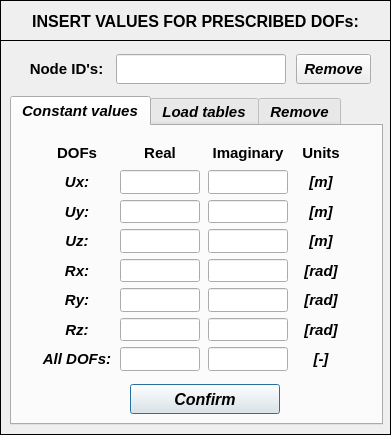
Qt form data/user_input/ui/Model/Setup/Structural/dofInput.ui (open-pulse/OpenPulse) before a commit.
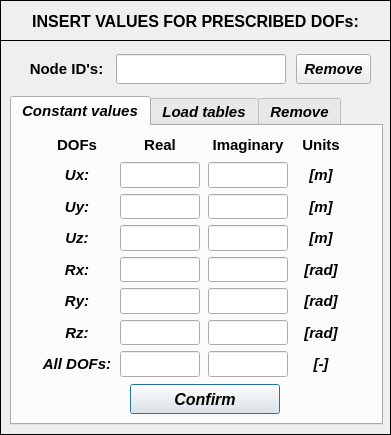
The same form after that commit. Icons and pictures are not drawn.

Diff of the .ui file:
```diff
--- a/data/user_input/ui/Model/Setup/Structural/dofInput.ui
+++ b/data/user_input/ui/Model/Setup/Structural/dofInput.ui
@@ -173,9 +173,9 @@
        <property name="geometry">
         <rect>
          <x>28</x>
-         <y>16</y>
-         <width>308</width>
-         <height>229</height>
+         <y>8</y>
+         <width>311</width>
+         <height>243</height>
         </rect>
        </property>
        <layout class="QGridLayout" name="gridLayout">
```
Left out of the diff: 2 changed lines with no effect on the pictures.
